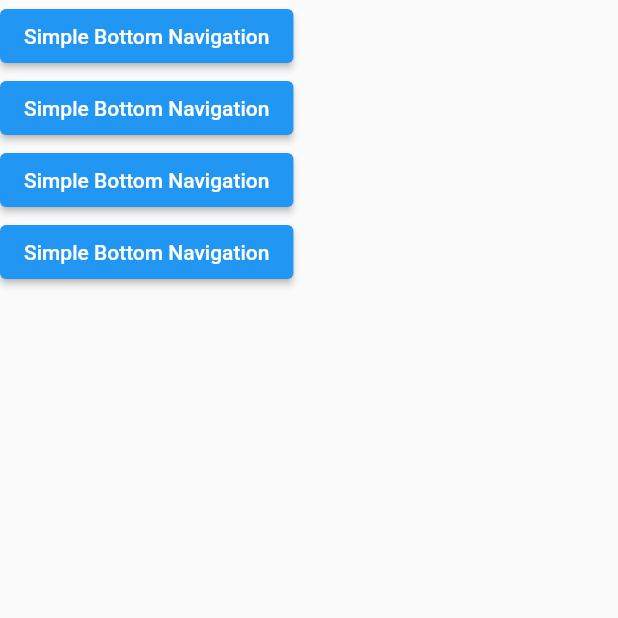
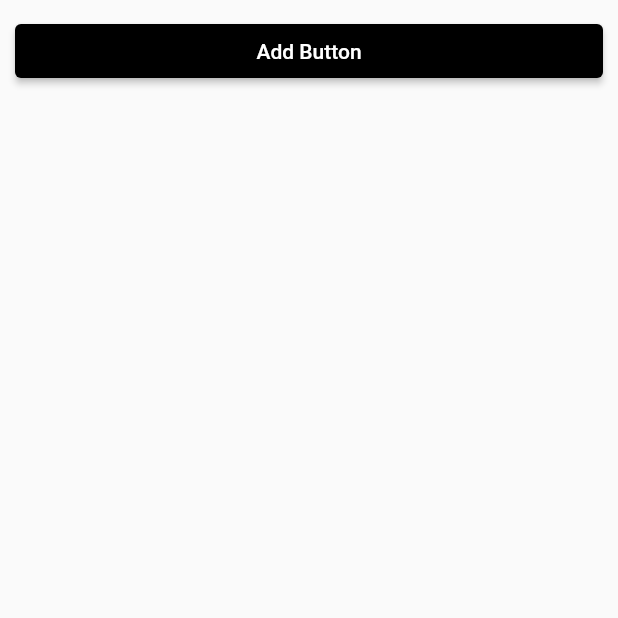
Before and after one commit to Rshn123/all_in_one, a Flutter app: the MainBottomNavigation screen opened by its route, on a phone screen of 412 x 824 dp, the top half of it. Run offline on Flutter 3.47's test engine with Material 2 defaults, Android fonts, the phone set to English and light mode, and no system bars.

Commit message:
created route for pill bottom navigation

```diff
--- a/lib/config/routes.dart
+++ b/lib/config/routes.dart
@@ -1,4 +1,7 @@
+import 'dart:math';
+
 import 'package:all_in_one/designs/bottom_navigation/main_bottom_navigation.dart';
+import 'package:all_in_one/designs/bottom_navigation/pages/bottom_navigations.dart';
 import 'package:all_in_one/designs/home/home_screen.dart';
 import 'package:flutter/material.dart';
 
@@ -11,7 +14,10 @@ class AllInOneRoute {
         return _getPageRoute(const MainBottomNavigation());
       case homeScreenRoute:
         return _getPageRoute(const HomeScreen());
+      case pillBottomNavigationRoute:
+        return _getPageRoute(const PillBottomNavigations());
     }
+
     return null;
   }
 }
--- a/lib/constants/routes_constants.dart
+++ b/lib/constants/routes_constants.dart
@@ -1,2 +1,3 @@
 const String bottomNavigationRoute = '/bottomNavigationRoute';
 const String homeScreenRoute = '/homescreenRoute';
+const String pillBottomNavigationRoute = '/pillBottomNavigationRoute';
--- a/lib/designs/bottom_navigation/main_bottom_navigation.dart
+++ b/lib/designs/bottom_navigation/main_bottom_navigation.dart
@@ -1,3 +1,5 @@
+import 'package:all_in_one/constants/routes_constants.dart';
+import 'package:all_in_one/widgets/custom_elevated_button.dart';
 import 'package:flutter/material.dart';
 
 class MainBottomNavigation extends StatelessWidget {
@@ -8,15 +10,8 @@ class MainBottomNavigation extends StatelessWidget {
     return Scaffold(
       body: SingleChildScrollView(
           child: Column(
-        children: [
-          ElevatedButton(
-              onPressed: () {}, child: Text("Simple Bottom Navigation")),
-          ElevatedButton(
-              onPressed: () {}, child: Text("Simple Bottom Navigation")),
-          ElevatedButton(
-              onPressed: () {}, child: Text("Simple Bottom Navigation")),
-          ElevatedButton(
-              onPressed: () {}, child: Text("Simple Bottom Navigation")),
+        children: const [
+          CustomElevatedButton(route: pillBottomNavigationRoute)
         ],
       )),
     );
--- /dev/null
+++ b/lib/widgets/custom_elevated_button.dart
@@ -0,0 +1,25 @@
+import 'package:flutter/material.dart';
+
+class CustomElevatedButton extends StatelessWidget {
+  final String route;
+  final String buttonName;
+  const CustomElevatedButton({
+    required this.route,
+    this.buttonName = "Add Button",
+    Key? key,
+  }) : super(key: key);
+
+  @override
+  Widget build(BuildContext context) {
+    return Container(
+      margin: const EdgeInsets.all(10),
+      width: MediaQuery.of(context).size.width,
+      child: ElevatedButton(
+          style: ElevatedButton.styleFrom(backgroundColor: Colors.black),
+          onPressed: () {
+            Navigator.pushNamed(context, route);
+          },
+          child: Text(buttonName)),
+    );
+  }
+}
--- /dev/null
+++ b/lib/widgets/index.dart
@@ -0,0 +1 @@
+export 'custom_elevated_button.dart';
```
Also changed, not shown: lib/designs/bottom_navigation/pages/bottom_navigations.dart (+6 -7 lines), lib/designs/home/home_screen.dart (+10 -9 lines).
